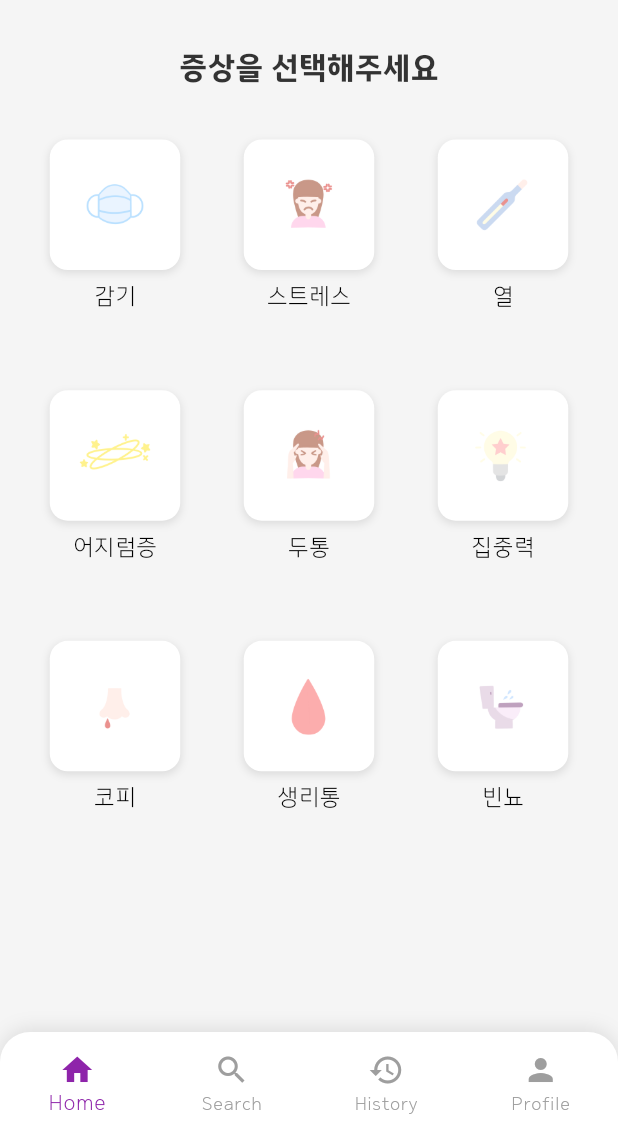
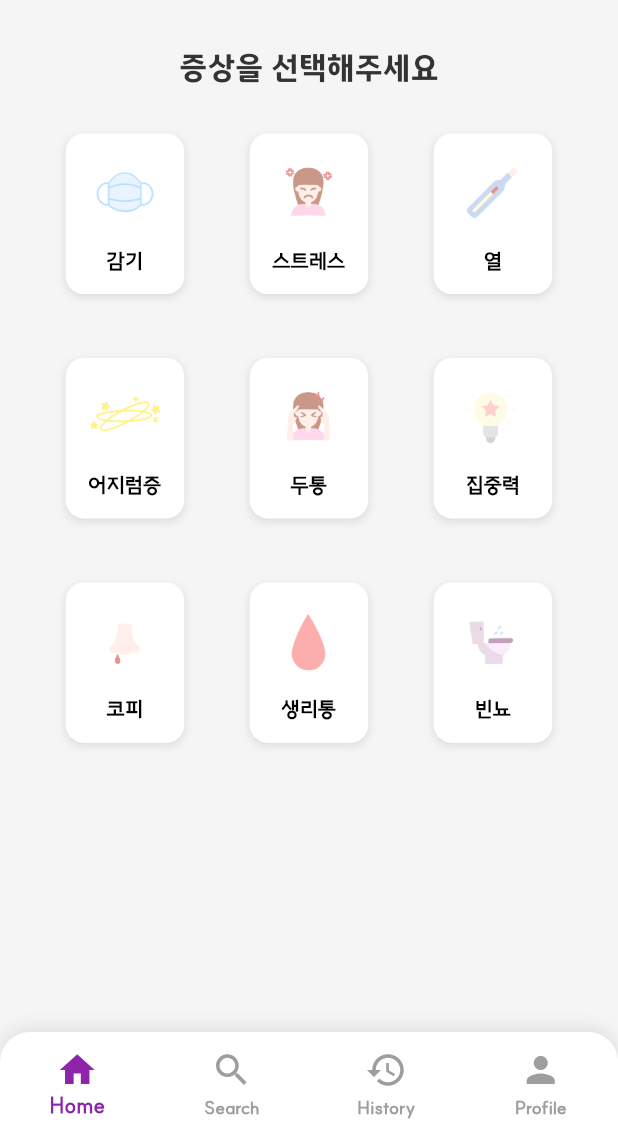
Before and after one commit to Team-Hamster/Ear-therapy-FE, a Flutter app: the MainScreen screen opened directly, on a phone screen of 412 x 824 dp, the part 99-1236 px from its top. Run offline on Flutter 3.47's test engine with Material 3 defaults, Android fonts, the phone set to English and light mode, and no system bars; our stand-ins replace flutter_svg, image_picker, lottie, permission_handler, shared_preferences, sqflite; accounts and stored records are empty; network calls fail; project files that could hold a hidden picture were left out.

Commit message:
Style: 홈화면 폰트 추가 및 적용

```diff
--- a/lib/features/home/views/home_view.dart
+++ b/lib/features/home/views/home_view.dart
@@ -52,12 +52,12 @@ class HomeView extends StatelessWidget {
             ),
             Expanded(
               child: GridView.builder(
-                padding: const EdgeInsets.symmetric(horizontal: 20, vertical: 16),
+                padding: const EdgeInsets.symmetric(horizontal: 25, vertical: 12),
                 gridDelegate: const SliverGridDelegateWithFixedCrossAxisCount(
                   crossAxisCount: 3,
-                  crossAxisSpacing: 16,
-                  mainAxisSpacing: 16,
-                  childAspectRatio: 0.75,
+                  crossAxisSpacing: 6,
+                  mainAxisSpacing: 20,
+                  childAspectRatio: 0.9, // 버튼 비율 변경
                 ),
                 itemCount: symptoms.length,
                 itemBuilder: (context, index) {
--- a/lib/features/home/views/widgets/symptom_button.dart
+++ b/lib/features/home/views/widgets/symptom_button.dart
@@ -27,7 +27,7 @@ class SymptomButton extends StatelessWidget {
         mainAxisSize: MainAxisSize.min,
         children: [
           Container(
-            padding: const EdgeInsets.all(16),
+            padding: const EdgeInsets.all(12),
             decoration: BoxDecoration(
               color: AppColors.white,
               borderRadius: BorderRadius.circular(12),
@@ -39,19 +39,25 @@ class SymptomButton extends StatelessWidget {
                 ),
               ],
             ),
-            child: Image.asset(
+            child: Column(
+              children: [
+                Image.asset(
                   imagePath,
                   width: 55,
                   height: 55,
                 ),
-          ),
-          const SizedBox(height: 8),
+                const SizedBox(height: 8), // 아이콘과 텍스트 사이 간격
                 Text(
                   label,
                   style: const TextStyle(
                     color: Colors.black,
-              fontSize: 15,
-              fontWeight: FontWeight.w500,
+                    fontSize: 14, // 텍스트 크기 조정
+                    fontWeight: FontWeight.w600,
+                    fontFamily: 'SUITE',
+                  ),
+                  textAlign: TextAlign.center, // 중앙 정렬
+                ),
+              ],
             ),
           ),
         ],
--- a/lib/features/main/widgets/bottom_navigation.dart
+++ b/lib/features/main/widgets/bottom_navigation.dart
@@ -42,6 +42,15 @@ class BottomNavigation extends StatelessWidget {
           selectedItemColor: AppColors.primaryColor,
           unselectedItemColor: Colors.grey,
           elevation: 0,
+          selectedLabelStyle: const TextStyle(
+            fontFamily: 'SUITE',
+            fontWeight: FontWeight.w600,
+          ),
+          unselectedLabelStyle: const TextStyle(
+            fontFamily: 'SUITE',
+            fontWeight: FontWeight.w600,
+          ),
+          iconSize: 28,
           items: const [
             BottomNavigationBarItem(
               icon: Icon(Icons.home),
```
Also changed, not shown: pubspec.yaml (+8 -0 lines), assets/fonts/SUITE-Medium.ttf (added), assets/fonts/SUITE-Regular.ttf (added). Lines whose indentation alone changed are shown as unchanged.
